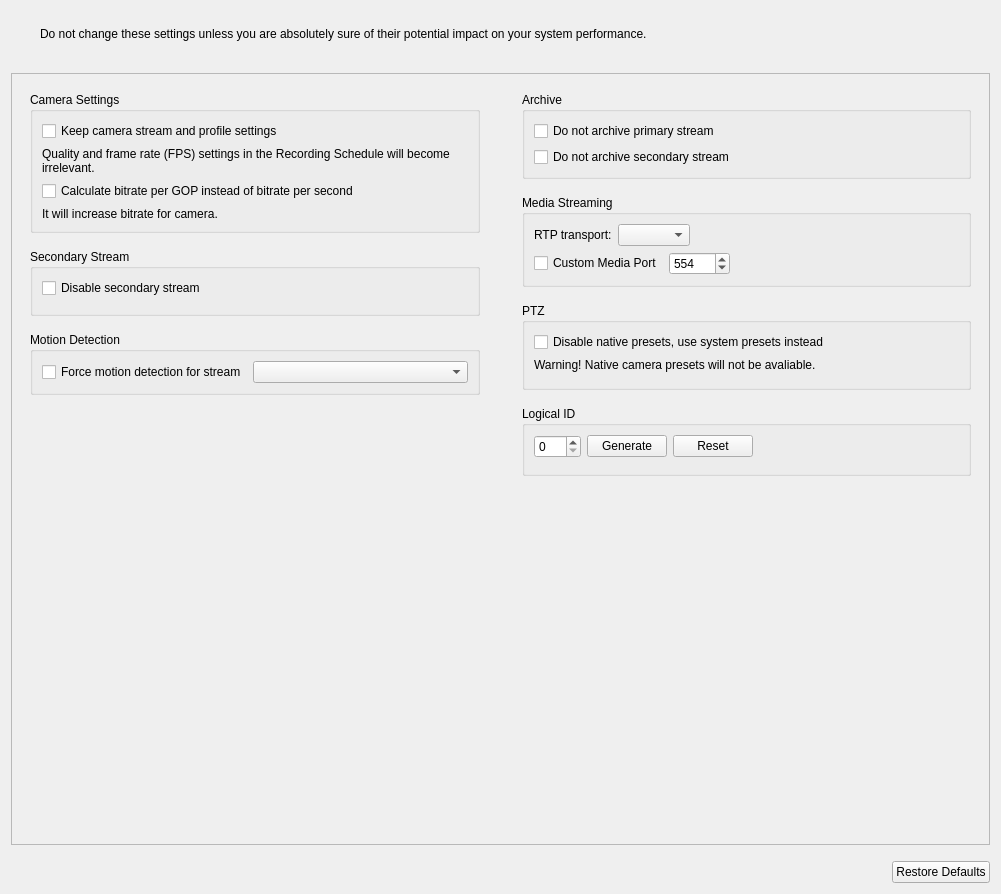
First picture: the form in client/nx_client_desktop/src/nx/client/desktop/resource_properties/camera/widgets/camera_expert_settings_widget.ui, repository networkoptix/nx_open, before the edit.
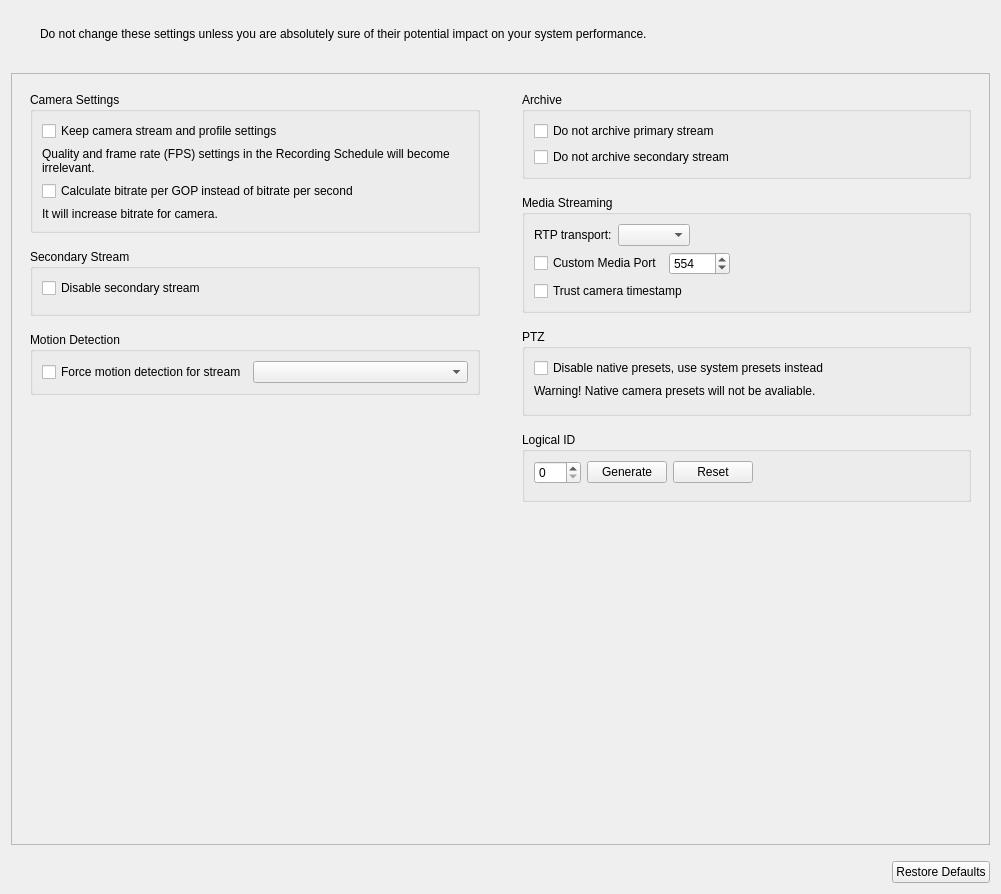
Second picture: the form after the edit. Custom widgets are drawn as their Qt base class.

Commit message:
VMS-10963: Add "Expert" option "Trust camera timestamp" in "Camera Settings" dialog
<==== Mercurial data ====>
Branch: vms

```diff
--- a/client/nx_client_desktop/src/nx/client/desktop/resource_properties/camera/widgets/camera_expert_settings_widget.ui
+++ b/client/nx_client_desktop/src/nx/client/desktop/resource_properties/camera/widgets/camera_expert_settings_widget.ui
@@ -74,8 +74,8 @@
        <rect>
         <x>0</x>
         <y>0</y>
-        <width>987</width>
-        <height>784</height>
+        <width>979</width>
+        <height>768</height>
        </rect>
       </property>
       <layout class="QHBoxLayout" name="horizontalLayout_5" stretch="1,1">
@@ -417,6 +417,13 @@
                </layout>
               </widget>
              </item>
+             <item>
+              <widget class="QCheckBox" name="trustCameraTimeCheckBox">
+               <property name="text">
+                <string>Trust camera timestamp</string>
+               </property>
+              </widget>
+             </item>
             </layout>
            </widget>
           </item>
```
The commit also changes 14 other files.
